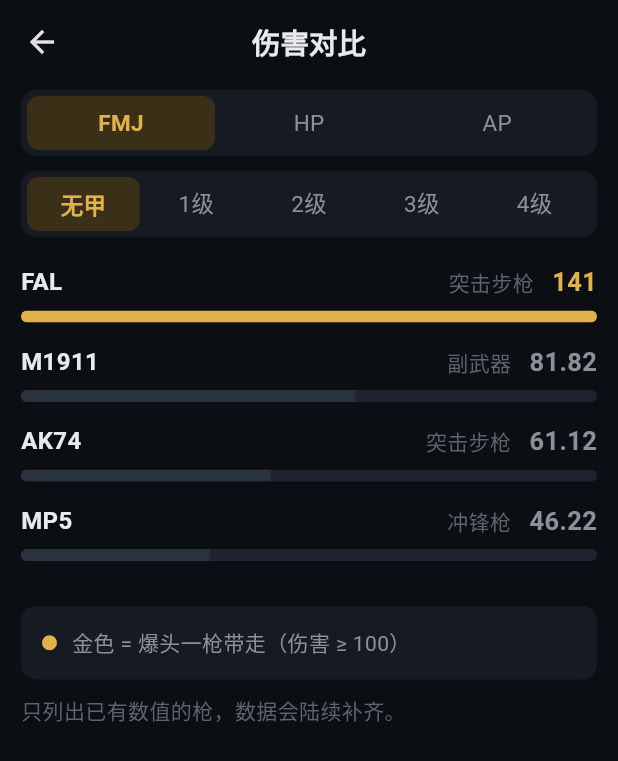
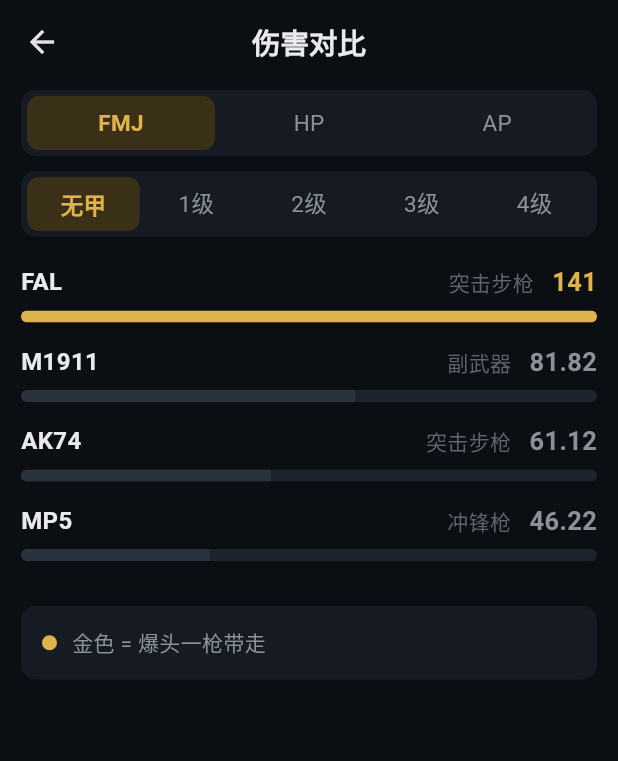
Before and after one commit to wuha-like-sleep/WarDogs-Support, a Flutter app: the screen it shows after launch, item 3 of the bottom bar chosen, after a tap on "对比", on a phone screen of 412 x 824 dp. Shown: the top 761 px of the screen. Run offline on Flutter 3.47's test engine with Material 3 defaults, Android fonts, the phone set to English and light mode, and no system bars; our stand-ins replace shared_preferences.

Commit message:
仓库门面、正式签名、多屏幕适配
界面
- 后勤与配装按分类分组，分类标题带图标、竖条和数量
- 进度线和机制卡片加图标徽章
- 配装列表直接显示爆头伤害数值

文案
- 清除面向开发者的措辞：不再出现数据补齐进度、HTTP 状态码、
  「仓库」等玩家看不懂的词，全部改写成玩家视角

适配
- 新增 90 个渲染测试，覆盖 320×568 到 iPad 共 5 种屏幕
  × 1.0/1.3/1.8 三种系统字号，任一组合溢出即失败

签名
- 接入正式签名，key.properties 缺失时回落 debug，便于他人构建

开源
- MIT 许可证，README 改为面向玩家，附界面截图

```diff
--- a/lib/data/game_data.dart
+++ b/lib/data/game_data.dart
@@ -31,6 +31,15 @@ class Weapon {
   });
 
   bool get hasDetail => damage.isNotEmpty || caliber != null;
+
+  /// 列表行上直接显示的数字：FMJ 打无甲的爆头伤害。
+  /// 玩家扫一眼就知道这枪够不够狠，比「有没有数据」有用得多。
+  double? get headshotFmj {
+    for (final r in damage) {
+      if (r.ammo == 'FMJ') return r.noArmor;
+    }
+    return null;
+  }
 }
 
 /// 一种弹药对各护甲等级的**爆头**伤害（wiki 原文：以爆头伤害计算）
--- a/lib/data/updater.dart
+++ b/lib/data/updater.dart
@@ -82,16 +82,16 @@ Future<UpdateResult> checkForUpdate({
     final res = await req.close().timeout(timeout);
 
     if (res.statusCode == 404) {
-      return const UpdateFailed('仓库里还没有发布过版本');
+      return const UpdateFailed('暂时没有新版本');
     }
     if (res.statusCode != 200) {
-      return UpdateFailed('检查失败（${res.statusCode}）');
+      return const UpdateFailed('暂时连不上，待会儿再试');
     }
 
     final body = await res.transform(utf8.decoder).join().timeout(timeout);
     final json = jsonDecode(body) as Map<String, dynamic>;
     final tag = (json['tag_name'] as String?)?.trim() ?? '';
-    if (tag.isEmpty) return const UpdateFailed('没读到版本号');
+    if (tag.isEmpty) return const UpdateFailed('暂时没有新版本');
 
     if (compareVersions(tag, kAppVersion) <= 0) return const UpToDate();
 
--- a/lib/screens/compare_screen.dart
+++ b/lib/screens/compare_screen.dart
@@ -80,15 +80,13 @@ class _CompareScreenState extends State<CompareScreen> {
                 ),
                 const SizedBox(width: 10),
                 const Expanded(
-                  child: Text('金色 = 爆头一枪带走（伤害 ≥ 100）',
+                  child: Text('金色 = 爆头一枪带走',
                       style: TextStyle(color: C.textDim, fontSize: 14)),
                 ),
               ],
             ),
           ),
-          const SizedBox(height: 10),
-          const Text('只列出已有数值的枪，数据会陆续补齐。',
-              style: TextStyle(color: C.textFaint, fontSize: 14)),
+
         ],
       ),
     );
--- a/lib/screens/loadout_screen.dart
+++ b/lib/screens/loadout_screen.dart
@@ -101,12 +101,55 @@ class _LoadoutScreenState extends State<LoadoutScreen> {
                     child: Text('没有匹配的枪',
                         style: TextStyle(color: C.textFaint, fontSize: 15)),
                   )
-                : ListView.builder(
-                    padding: const EdgeInsets.fromLTRB(14, 4, 14, 20),
-                    itemCount: list.length,
-                    itemBuilder: (_, i) => _WeaponTile(list[i]),
+                : ListView(
+                    padding: const EdgeInsets.fromLTRB(14, 0, 14, 20),
+                    children: [
+                      for (final cat in kWeaponCategories)
+                        if (list.any((w) => w.category == cat)) ...[
+                          _CatHeader(
+                            cat,
+                            count: list.where((w) => w.category == cat).length,
+                          ),
+                          for (final w in list.where((w) => w.category == cat))
+                            _WeaponTile(w),
+                        ],
+                    ],
                   ),
           ),
+        ],
+      ),
+    );
+  }
+}
+
+/// 分类标题：金色竖条 + 数量，让长列表有节奏
+class _CatHeader extends StatelessWidget {
+  final String title;
+  final int count;
+
+  const _CatHeader(this.title, {required this.count});
+
+  @override
+  Widget build(BuildContext context) {
+    return Padding(
+      padding: const EdgeInsets.only(top: 14, bottom: 9),
+      child: Row(
+        children: [
+          Container(
+            width: 3,
+            height: 16,
+            decoration: BoxDecoration(
+              color: C.gold,
+              borderRadius: BorderRadius.circular(2),
+            ),
+          ),
+          const SizedBox(width: 9),
+          Text(title,
+              style: const TextStyle(
+                  color: C.gold, fontSize: 15, fontWeight: FontWeight.w600)),
+          const SizedBox(width: 8),
+          Text('$count',
+              style: const TextStyle(color: C.textFaint, fontSize: 13)),
         ],
       ),
     );
@@ -194,23 +237,29 @@ class _WeaponTile extends StatelessWidget {
                               fontWeight: FontWeight.w600)),
                       const SizedBox(height: 3),
                       Text(
-                        [w.category, if (w.track != null) w.track!].join(' · '),
+                        w.track ?? w.category,
                         style: const TextStyle(color: C.textDim, fontSize: 14),
                       ),
                     ],
                   ),
                 ),
-                if (w.hasDetail)
-                  Container(
-                    padding:
-                        const EdgeInsets.symmetric(horizontal: 7, vertical: 3),
-                    decoration: BoxDecoration(
-                      color: C.goldFaint,
-                      borderRadius: BorderRadius.circular(5),
+                if (w.headshotFmj != null) ...[
+                  Text(
+                    w.headshotFmj!.toStringAsFixed(0),
+                    style: const TextStyle(
+                      color: C.gold,
+                      fontSize: 18,
+                      fontWeight: FontWeight.w600,
+                      fontFeatures: [FontFeature.tabularFigures()],
                     ),
-                    child: const Text('有数据',
-                        style: TextStyle(color: C.gold, fontSize: 12)),
                   ),
+                  const SizedBox(width: 4),
+                  const Padding(
+                    padding: EdgeInsets.only(top: 4),
+                    child: Text('爆头',
+                        style: TextStyle(color: C.textFaint, fontSize: 12)),
+                  ),
+                ],
                 const SizedBox(width: 6),
                 const Icon(Icons.chevron_right, color: C.textFaint, size: 20),
               ],
@@ -278,11 +327,7 @@ class _WeaponSheet extends StatelessWidget {
             const SizedBox(height: 8),
             for (final e in w.attachments.entries) _Row(e.key, e.value),
           ],
-          if (!w.hasDetail) ...[
-            const SizedBox(height: 10),
-            const Text('暂无详细数据',
-                style: TextStyle(color: C.textFaint, fontSize: 15)),
-          ],
+
         ],
       ),
     );
--- a/lib/screens/logistics_screen.dart
+++ b/lib/screens/logistics_screen.dart
@@ -94,17 +94,23 @@ class _Segmented extends StatelessWidget {
 class _Vehicles extends StatelessWidget {
   const _Vehicles();
 
+  static const _icons = {
+    '轻型载具': Icons.directions_car,
+    '重型载具': Icons.shield,
+    '直升机': Icons.flight,
+    '固定武器': Icons.gps_fixed,
+  };
+
   @override
   Widget build(BuildContext context) {
     return ListView(
       padding: const EdgeInsets.fromLTRB(14, 0, 14, 20),
       children: [
         for (final cat in kVehicleCategories) ...[
-          Padding(
-            padding: const EdgeInsets.only(top: 10, bottom: 8),
-            child: Text(cat,
-                style: const TextStyle(
-                    color: C.gold, fontSize: 14, fontWeight: FontWeight.w600)),
+          _SectionHeader(
+            cat,
+            icon: _icons[cat] ?? Icons.category,
+            count: kVehicles.where((v) => v.category == cat).length,
           ),
           for (final v in kVehicles.where((v) => v.category == cat))
             Padding(
@@ -115,12 +121,19 @@ class _Vehicles extends StatelessWidget {
                 decoration: BoxDecoration(
                   color: C.surface,
                   borderRadius: BorderRadius.circular(10),
+                  border: Border.all(color: C.border.withValues(alpha: 0.5)),
                 ),
                 child: Row(
                   children: [
+                    Icon(_icons[cat] ?? Icons.category,
+                        size: 18, color: C.textFaint),
+                    const SizedBox(width: 12),
                     Expanded(
                       child: Text(v.name,
-                          style: const TextStyle(color: C.text, fontSize: 16)),
+                          style: const TextStyle(
+                              color: C.text,
+                              fontSize: 16,
+                              fontWeight: FontWeight.w500)),
                     ),
                     if (v.note != null)
                       Flexible(
@@ -141,8 +154,54 @@ class _Vehicles extends StatelessWidget {
   }
 }
 
+/// 分类标题：金色竖条 + 图标 + 数量，让长列表有节奏感
+class _SectionHeader extends StatelessWidget {
+  final String title;
+  final IconData icon;
+  final int count;
+
+  const _SectionHeader(this.title, {required this.icon, required this.count});
+
+  @override
+  Widget build(BuildContext context) {
+    return Padding(
+      padding: const EdgeInsets.only(top: 14, bottom: 10),
+      child: Row(
+        children: [
+          Container(
+            width: 3,
+            height: 16,
+            decoration: BoxDecoration(
+              color: C.gold,
+              borderRadius: BorderRadius.circular(2),
+            ),
+          ),
+          const SizedBox(width: 9),
+          Icon(icon, size: 16, color: C.gold),
+          const SizedBox(width: 7),
+          Text(title,
+              style: const TextStyle(
+                  color: C.gold, fontSize: 15, fontWeight: FontWeight.w600)),
+          const SizedBox(width: 8),
+          Text('$count',
+              style: const TextStyle(color: C.textFaint, fontSize: 13)),
+        ],
+      ),
+    );
+  }
+}
+
 class _Tracks extends StatelessWidget {
   const _Tracks();
+
+  static const _icons = {
+    '突击兵': Icons.bolt,
+    '医护兵': Icons.medical_services,
+    '侦察兵': Icons.visibility,
+    '支援兵': Icons.inventory_2,
+    '驾驶员': Icons.directions_car,
+    '飞行员': Icons.flight,
+  };
 
   @override
   Widget build(BuildContext context) {
@@ -154,6 +213,7 @@ class _Tracks extends StatelessWidget {
           decoration: BoxDecoration(
             color: C.surface,
             borderRadius: BorderRadius.circular(10),
+            border: Border.all(color: C.border.withValues(alpha: 0.5)),
           ),
           child: const Text(
             '没有选职业这一步 —— 你买什么装备，你就是什么角色。',
@@ -168,19 +228,35 @@ class _Tracks extends StatelessWidget {
               padding: const EdgeInsets.all(14),
               decoration: BoxDecoration(
                 color: C.surface,
-                borderRadius: BorderRadius.circular(11),
+                borderRadius: BorderRadius.circular(12),
+                border: Border.all(color: C.border.withValues(alpha: 0.5)),
               ),
               child: Column(
                 crossAxisAlignment: CrossAxisAlignment.start,
                 children: [
+                  Row(
+                    children: [
+                      Container(
+                        width: 34,
+                        height: 34,
+                        decoration: BoxDecoration(
+                          color: C.goldFaint,
+                          borderRadius: BorderRadius.circular(9),
+                        ),
+                        child: Icon(_icons[t.name] ?? Icons.person,
+                            size: 19, color: C.gold),
+                      ),
+                      const SizedBox(width: 12),
                       Text(t.name,
                           style: const TextStyle(
                               color: C.text,
                               fontSize: 17,
                               fontWeight: FontWeight.w600)),
-                  const SizedBox(height: 8),
+                    ],
+                  ),
+                  const SizedBox(height: 12),
                   _Line('怎么涨', t.howToLevel),
-                  const SizedBox(height: 5),
+                  const SizedBox(height: 6),
                   _Line('解锁什么', t.unlocks),
                 ],
               ),
@@ -219,6 +295,16 @@ class _Line extends StatelessWidget {
 class _Systems extends StatelessWidget {
   const _Systems();
 
+  static const _icons = {
+    '基本规则': Icons.flag,
+    '钱跨局保留': Icons.payments,
+    'FOB 前进基地': Icons.home_work,
+    '钻井平台': Icons.water_drop,
+    '建造与破坏': Icons.construction,
+    '弹药怎么选': Icons.adjust,
+    '迫击炮怎么打': Icons.my_location,
+  };
+
   @override
   Widget build(BuildContext context) {
     return ListView(
@@ -231,17 +317,27 @@ class _Systems extends StatelessWidget {
               padding: const EdgeInsets.all(15),
               decoration: BoxDecoration(
                 color: C.surface,
-                borderRadius: BorderRadius.circular(11),
+                borderRadius: BorderRadius.circular(12),
+                border: Border.all(color: C.border.withValues(alpha: 0.5)),
               ),
               child: Column(
                 crossAxisAlignment: CrossAxisAlignment.start,
                 children: [
-                  Text(s.title,
+                  Row(
+                    children: [
+                      Icon(_icons[s.title] ?? Icons.info_outline,
+                          size: 18, color: C.gold),
+                      const SizedBox(width: 9),
+                      Expanded(
+                        child: Text(s.title,
                             style: const TextStyle(
                                 color: C.gold,
                                 fontSize: 16,
                                 fontWeight: FontWeight.w600)),
-                  const SizedBox(height: 8),
+                      ),
+                    ],
+                  ),
+                  const SizedBox(height: 10),
                   Text(s.body,
                       style: const TextStyle(
                           color: C.textDim, fontSize: 15, height: 1.6)),
--- a/lib/screens/more_screen.dart
+++ b/lib/screens/more_screen.dart
@@ -23,7 +23,7 @@ class _MoreScreenState extends State<MoreScreen> {
       case UpToDate():
         _snack('已经是最新版本');
       case NotConfigured():
-        _snack('还没配发版仓库');
+        _snack('暂时无法检查更新');
       case UpdateFailed(:final reason):
         _snack(reason);
       case UpdateAvailable(:final info):
```
Also changed, not shown: 8 other files. Lines whose indentation alone changed are shown as unchanged.
